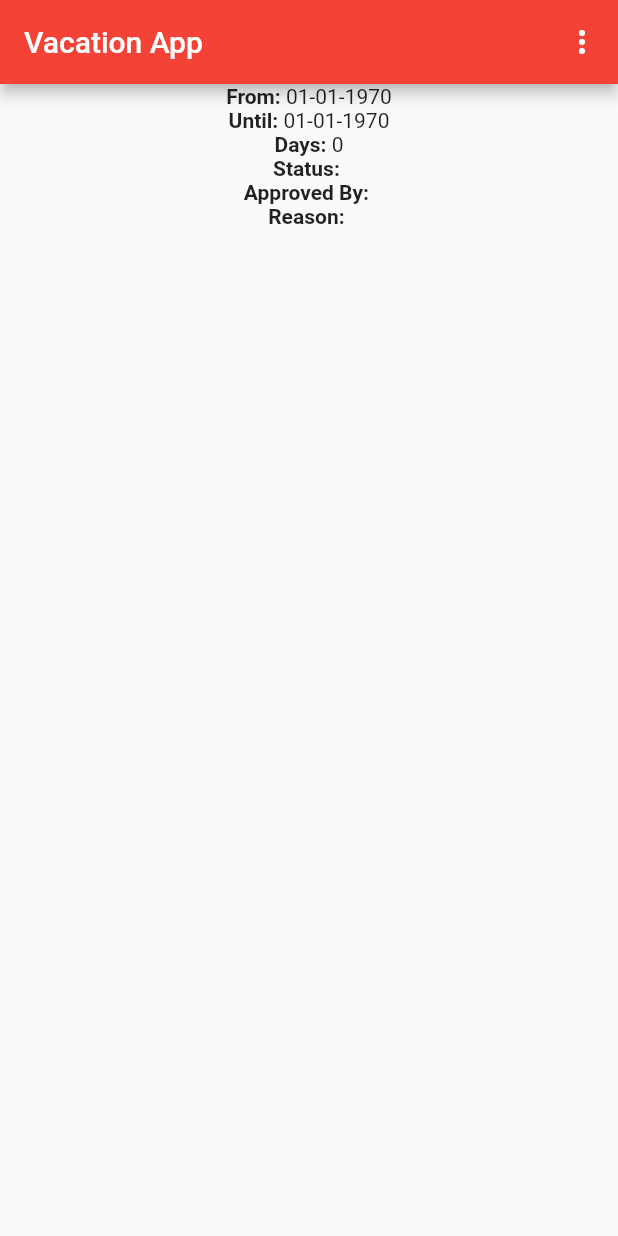
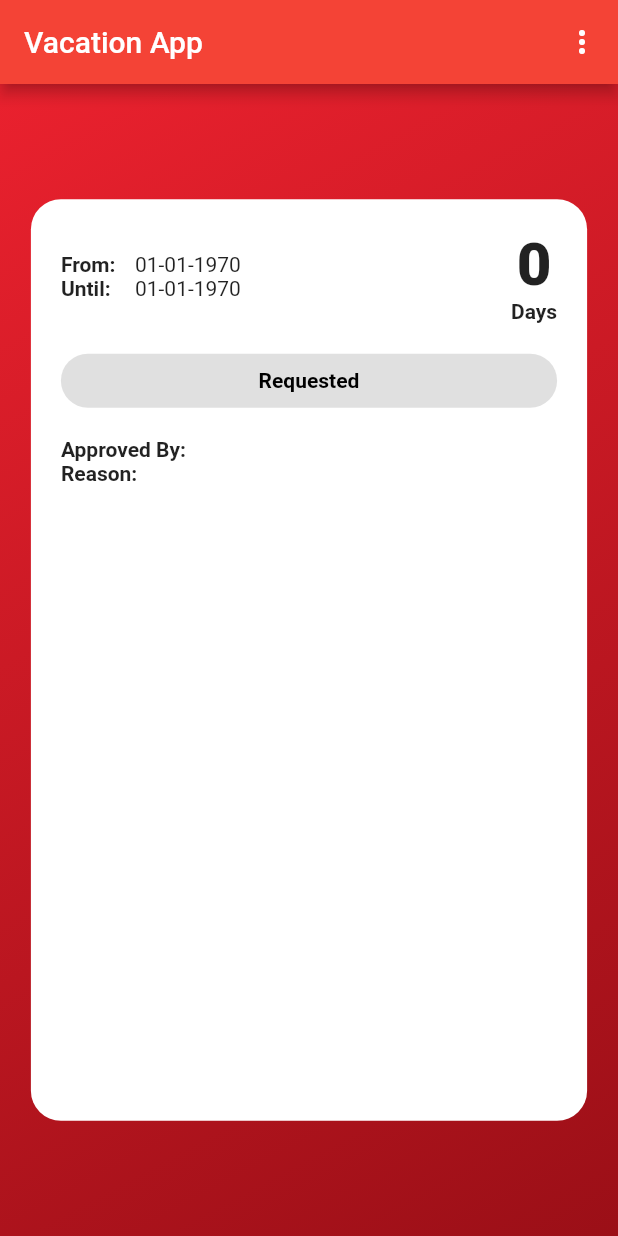
Before and after one commit to lunatech-labs/lunatech-mobile-aggregator, a Flutter app: the VacationRequestDetail screen opened directly with empty values, on a phone screen of 412 x 824 dp. Run offline on Flutter 3.47's test engine with Material 2 defaults, Android fonts, the phone set to English and light mode, and no system bars; our stand-ins replace flutter_spinkit, flutter_svg, google_sign_in.

Commit message:
Beautify vacation app

```diff
--- a/lib/model/vacation/dto/RequestedVacation.dart
+++ b/lib/model/vacation/dto/RequestedVacation.dart
@@ -1,3 +1,4 @@
+import 'package:flutter_apps/model/vacation/dto/status.dart';
 import 'package:flutter_apps/model/vacation/vacation_type.dart';
 import 'package:flutter_apps/util/UtilMethods.dart';
 
@@ -22,7 +23,7 @@ class RequestedVacation {
   int id;
   int fromDate;
   int untilDate;
-  String? status;
+  Status? status;
   String? secretCode;
   String? approvedBy;
   String? reason;
@@ -38,7 +39,7 @@ class RequestedVacation {
       : id = json['id'],
         fromDate = json['fromDate'],
         untilDate = json['untilDate'],
-        status = json['status'],
+        status = StatusExtension.fromValue(json['status']),
         secretCode = json['secretCode'],
         approvedBy = json['approvedBy'],
         reason = json['reason'],
@@ -62,7 +63,7 @@ class RequestedVacation {
     map['employeeId'] = employeeId;
     map['days'] = days;
     map['oldDays'] = oldDays;
-    map['vacationType'] = vacationType?.name;
+    map['vacationType'] = vacationType.name;
     return map;
   }
 
--- /dev/null
+++ b/lib/model/vacation/dto/status.dart
@@ -0,0 +1,44 @@
+import 'package:flutter/material.dart';
+
+enum Status { requested, approved, rejected, updated, cancelled }
+
+extension StatusExtension on Status {
+  String get value {
+    switch (this) {
+      case Status.requested:
+        return "Requested";
+      case Status.approved:
+        return "Approved";
+      case Status.rejected:
+        return "Rejected";
+      case Status.updated:
+        return "Updated";
+      case Status.cancelled:
+        return "Cancelled";
+    }
+  }
+
+  Color get color {
+    switch(this) {
+      case Status.requested:
+        return Colors.black12;
+      case Status.approved:
+        return Colors.green;
+      case Status.rejected:
+        return Colors.red;
+      case Status.updated:
+        return Colors.blue;
+      case Status.cancelled:
+        return Colors.black45;
+    }
+  }
+
+  static Status? fromValue(String value){
+    for(Status status in Status.values){
+      if(status.value == value){
+        return status;
+      }
+    }
+    return null;
+  }
+}
--- a/lib/screens/vacation/VacationRequestDetail.dart
+++ b/lib/screens/vacation/VacationRequestDetail.dart
@@ -1,10 +1,12 @@
 import 'package:flutter/material.dart';
 import 'package:flutter_apps/model/vacation/dto/EmployeeDetail.dart';
 import 'package:flutter_apps/model/vacation/dto/RequestedVacation.dart';
+import 'package:flutter_apps/model/vacation/dto/status.dart';
 import 'package:flutter_apps/model/vacation/form/CancelRequest.dart';
 import 'package:flutter_apps/screens/vacation/VacationRequestForm.dart';
 import 'package:flutter_apps/services/VacationAppService.dart';
 import 'package:flutter_apps/util/UtilMethods.dart';
+import 'package:flutter_apps/widgets/LunatechBackground.dart';
 import 'package:flutter_apps/widgets/LunatechLoading.dart';
 
 class VacationRequestDetail extends StatefulWidget {
@@ -42,34 +44,95 @@ class _VacationRequestDetailState extends State<VacationRequestDetail> {
   }
 
   Widget _content() {
-    return Center(
+    return LunatechBackground(
+      child: SizedBox.expand(
+        child: FractionallySizedBox(
+          heightFactor: 0.8,
+          widthFactor: 0.9,
+          child: Container(
+            padding: const EdgeInsets.all(20),
+            decoration: const BoxDecoration(
+                color: Colors.white,
+                borderRadius: BorderRadius.all(Radius.circular(20))),
+            child: Center(
+                child: Column(
+                    crossAxisAlignment: CrossAxisAlignment.center,
+                    children: [_daysSection(), _statusSection()])),
+          ),
+        ),
+      ),
+    );
+  }
+
+  Widget _daysSection() {
+    return Row(mainAxisAlignment: MainAxisAlignment.spaceBetween, children: [
+      SizedBox(
+        width: 120,
+        child: Column(
+          children: [
+            Row(
+              mainAxisAlignment: MainAxisAlignment.spaceBetween,
+              children: [
+                const Text("From: ",
+                    style: TextStyle(fontWeight: FontWeight.bold)),
+                Text(vacation.formattedFromDate!)
+              ],
+            ),
+            Row(
+              mainAxisAlignment: MainAxisAlignment.spaceBetween,
+              children: [
+                const Text("Until: ",
+                    style: TextStyle(fontWeight: FontWeight.bold)),
+                Text(vacation.formattedUntilDate!)
+              ],
+            )
+          ],
+        ),
+      ),
+      Column(
+        children: [
+          Text(vacation.days.toString(),
+              style:
+                  const TextStyle(fontSize: 40, fontWeight: FontWeight.w900)),
+          const Text("Days", style: TextStyle(fontWeight: FontWeight.bold))
+        ],
+      )
+    ]);
+  }
+
+  Widget _statusSection() {
+    return SizedBox(
       child: Column(children: [
-      Row(mainAxisAlignment: MainAxisAlignment.center, children: [
-        const Text("From: ", style: TextStyle(fontWeight: FontWeight.bold)),
-        Text(vacation.formattedFromDate!)
-      ]),
-      Row(mainAxisAlignment: MainAxisAlignment.center, children: [
-        const Text("Until: ", style: TextStyle(fontWeight: FontWeight.bold)),
-        Text(vacation.formattedUntilDate!)
-      ]),
-      Row(mainAxisAlignment: MainAxisAlignment.center, children: [
-        const Text("Days: ", style: TextStyle(fontWeight: FontWeight.bold)),
-        Text(vacation.days.toString())
-      ]),
-      Row(mainAxisAlignment: MainAxisAlignment.center, children: [
-        const Text("Status: ", style: TextStyle(fontWeight: FontWeight.bold)),
-        Text(vacation.status!)
-      ]),
-      Row(mainAxisAlignment: MainAxisAlignment.center, children: [
+        Container(
+          padding: const EdgeInsets.all(10),
+          margin: const EdgeInsets.symmetric(vertical: 20),
+          decoration: BoxDecoration(
+              color: vacation.status!.color,
+              borderRadius: const BorderRadius.all(Radius.circular(25))),
+          child: Center(
+              child: Text(vacation.status!.value,
+                  textAlign: TextAlign.center,
+                  style: TextStyle(
+                      fontWeight: FontWeight.bold,
+                      color: vacation.status! == Status.requested
+                          ? Colors.black
+                          : Colors.white))),
+        ),
+        Row(mainAxisAlignment: MainAxisAlignment.spaceBetween, children: [
           const Text("Approved By: ",
               style: TextStyle(fontWeight: FontWeight.bold)),
           Text(vacation.approvedBy ?? "")
         ]),
-      Row(mainAxisAlignment: MainAxisAlignment.center, children: [
-        const Text("Reason: ", style: TextStyle(fontWeight: FontWeight.bold)),
+        Row(
+          mainAxisAlignment: MainAxisAlignment.spaceBetween,
+          children: [
+            const Text("Reason: ",
+                style: TextStyle(fontWeight: FontWeight.bold)),
             Text(vacation.reason ?? "")
+          ],
+        )
       ]),
-    ]));
+    );
   }
 
   List<Widget> _actions() {
@@ -102,7 +165,8 @@ class _VacationRequestDetailState extends State<VacationRequestDetail> {
 
   void _updateRequest() async {
     setState(() => _loading = true);
-    await navigateToPage(context, VacationRequestForm(widget.employeeEmail, vacation: vacation));
+    await navigateToPage(
+        context, VacationRequestForm(widget.employeeEmail, vacation: vacation));
     await _refreshVacation();
     setState(() => _loading = false);
   }
```
Also changed, not shown: lib/screens/vacation/EmployeeDetailPage.dart (+40 -16 lines), lib/screens/vacation/EmployeeOverviewPage.dart (+4 -3 lines), lib/screens/vacation/VacationRequestForm.dart (+17 -2 lines), lib/widgets/LunatechListItem.dart (+10 -15 lines). Lines whose indentation alone changed are shown as unchanged.
